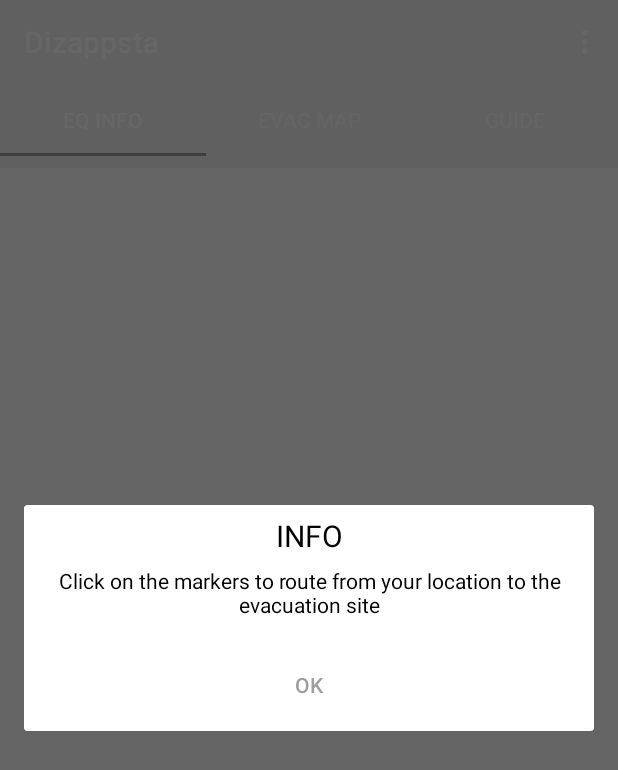
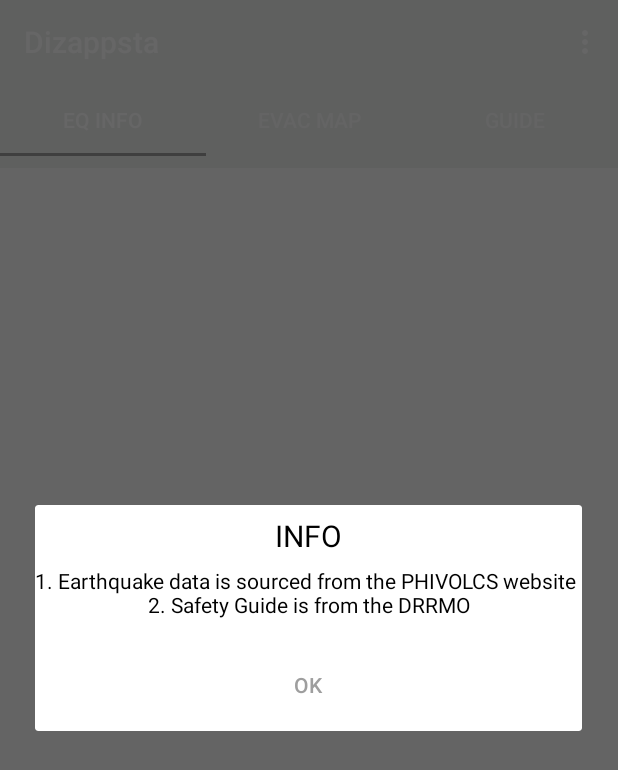
Before and after one commit to akaybanez/Dos_Thesis, an Android app: the screen it shows after launch (MainActivity), in the options menu, after a tap on "Info", on a phone screen of 412 x 824 dp. Shown: the top 770 px of the screen. Run offline under Robolectric (Android 15) with nearby library versions, the phone set to English and light mode, and no system bars; our stand-ins replace Firebase (no records; nobody signed in at launch, a user with empty details on screens opened directly).

Commit message:
fix xml files

```diff
--- a/app/src/main/java/com/example/dos_thesis/MainActivity.java
+++ b/app/src/main/java/com/example/dos_thesis/MainActivity.java
@@ -112,7 +112,8 @@ public class MainActivity extends AppCompatActivity {
     public void openDialog(int option) {
 
         String[] text = {
-                "Click on the markers to route from your location to the evacuation site",
+                "1. Earthquake data is sourced from the PHIVOLCS website \n" +
+                        "2. Safety Guide is from the DRRMO",
                 "This app is created by Maria Jonna Badenas and Alexandra Kate Ybanez"
         };
 
--- a/app/src/main/java/com/example/dos_thesis/Tab2.java
+++ b/app/src/main/java/com/example/dos_thesis/Tab2.java
@@ -1,17 +1,27 @@
 package com.example.dos_thesis;
 
+import android.content.Context;
+import android.content.Intent;
+import android.graphics.Bitmap;
+import android.graphics.BitmapFactory;
+import android.graphics.PointF;
+import android.net.ConnectivityManager;
+import android.net.NetworkInfo;
 import android.os.Bundle;
+import android.util.Log;
 import android.view.LayoutInflater;
 import android.view.View;
 import android.view.ViewGroup;
-import android.widget.Toast;
+import android.widget.Button;
 
+import androidx.annotation.NonNull;
 import androidx.annotation.Nullable;
 import androidx.fragment.app.Fragment;
 
-public class Tab2 extends Fragment {
+import com.example.dos_thesis.activity.MapActivity;
 
 
+public class Tab2 extends Fragment{
 
     @Nullable
     @Override
@@ -19,8 +29,17 @@ public class Tab2 extends Fragment {
         super.onCreateView(inflater, container, savedInstanceState);
         View rootView = inflater.inflate(R.layout.fragment_tab2, container, false);
 
-        Toast.makeText(getContext(), "Swipe left", Toast.LENGTH_SHORT).show();
+        Button mapBtn = rootView.findViewById(R.id.mapBtn);
+        mapBtn.setOnClickListener(new View.OnClickListener() {
+            @Override
+            public void onClick(View view) {
+                Intent intent = new Intent(getActivity(), MapActivity.class);
+                getActivity().startActivity(intent);
+            }
+        });
 
         return rootView;
     }
+
+
 }
--- a/app/src/main/res/values/strings.xml
+++ b/app/src/main/res/values/strings.xml
@@ -1,5 +1,7 @@
 <resources>
     <string name="final_app_name">M_Thesis</string>
+    <string name="msg_subscribed">Success</string>
+    <string name="msg_subscribe_failed">Failure</string>
     <string name="access_token" translatable="false">pk.eyJ1IjoiaW1hanVubmFzaG9vbiIsImEiOiJjang5M2hwbTEwcG1tM3hqeXpqN2dzM2tqIn0.KbrxL51rvc7a3jl8LRBi2w</string>
     <string name="purple_map_style" translatable="false">mapbox://styles/mapbox/cj7bww7is2f4i2rnwyxkzpwu7</string>
     <string name="blue_map_style" translatable="false">mapbox://styles/mapbox/cj7bwwv3caf7l2spgukxm8bwv</string>
```
Also changed, not shown: app/src/main/java/com/example/dos_thesis/activity/MapActivity.java (+10 -22 lines), app/src/main/java/com/example/dos_thesis/model/IndividualLocation.java (+2 -13 lines), app/src/main/res/layout/fragment_tab2.xml (+10 -22 lines).
